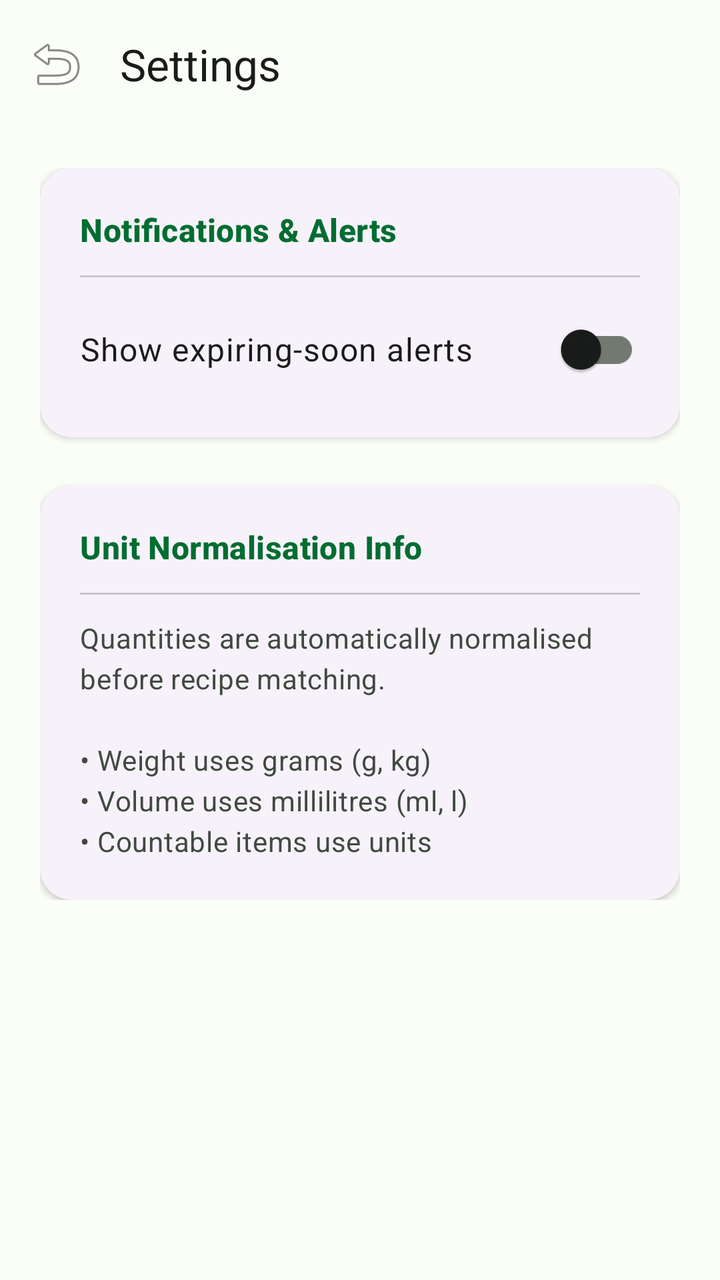
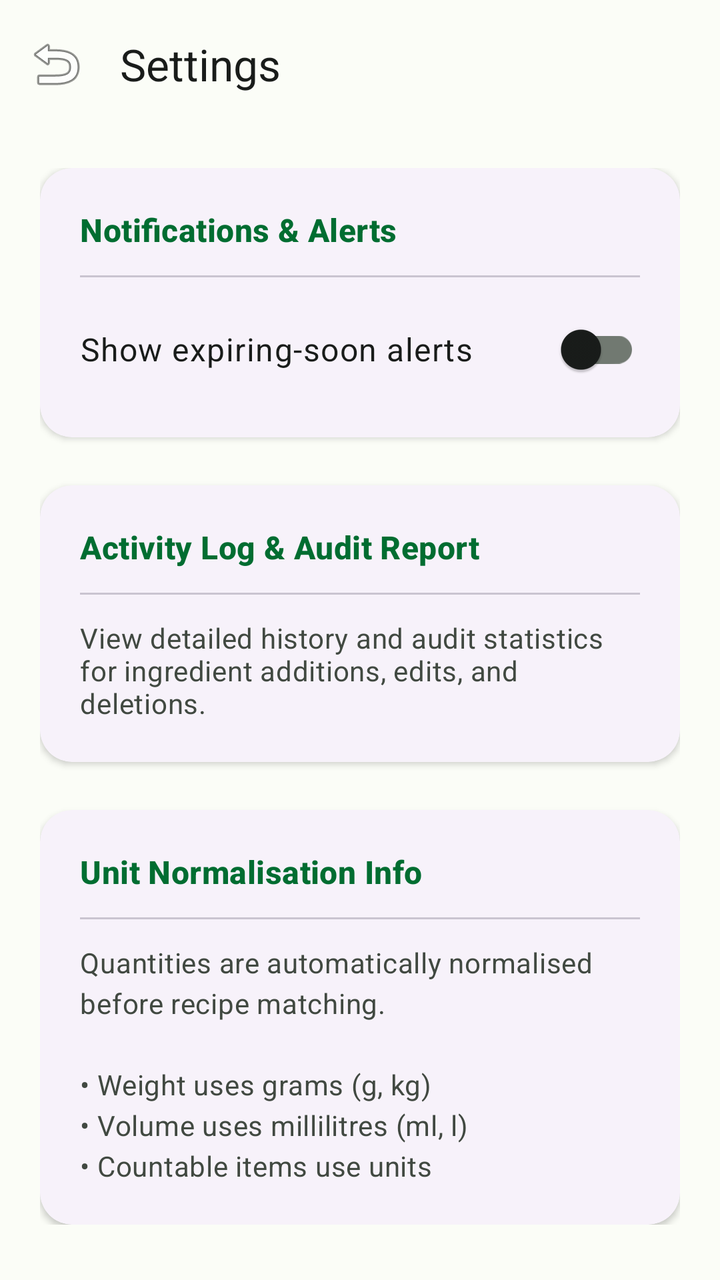

An Android layout rendered at two revisions. The XML below is the earlier revision; the diff shows what the commit changed to produce the second picture.
<!-- AndroidManifest.xml: application theme Theme.SmartPantry -->
<!-- res/layout/activity_settings.xml -->
<?xml version="1.0" encoding="utf-8"?>
<androidx.coordinatorlayout.widget.CoordinatorLayout xmlns:android="http://schemas.android.com/apk/res/android"
    xmlns:app="http://schemas.android.com/apk/res-auto"
    android:layout_width="match_parent"
    android:layout_height="match_parent"
    android:background="?attr/colorSurface">

    <com.google.android.material.appbar.AppBarLayout
        android:layout_width="match_parent"
        android:layout_height="wrap_content">

        <com.google.android.material.appbar.MaterialToolbar
            android:id="@+id/toolbar"
            android:layout_width="match_parent"
            android:layout_height="?attr/actionBarSize"
            app:title="Settings"
            app:navigationIcon="@android:drawable/ic_menu_revert" />

    </com.google.android.material.appbar.AppBarLayout>

    <ScrollView
        android:layout_width="match_parent"
        android:layout_height="match_parent"
        app:layout_behavior="@string/appbar_scrolling_view_behavior">

        <LinearLayout
            android:layout_width="match_parent"
            android:layout_height="wrap_content"
            android:orientation="vertical"
            android:padding="20dp">

            <com.google.android.material.card.MaterialCardView
                android:layout_width="match_parent"
                android:layout_height="wrap_content"
                android:layout_marginBottom="24dp"
                app:cardCornerRadius="16dp"
                app:cardElevation="2dp"
                app:strokeWidth="0dp">

                <LinearLayout
                    android:layout_width="match_parent"
                    android:layout_height="wrap_content"
                    android:orientation="vertical"
                    android:padding="20dp">

                    <TextView
                        android:layout_width="wrap_content"
                        android:layout_height="wrap_content"
                        android:text="Notifications &amp; Alerts"
                        android:textAppearance="?attr/textAppearanceTitleMedium"
                        android:textColor="?attr/colorPrimary"
                        android:textStyle="bold" />

                    <View
                        android:layout_width="match_parent"
                        android:layout_height="1dp"
                        android:layout_marginTop="12dp"
                        android:layout_marginBottom="12dp"
                        android:background="?attr/colorOutlineVariant" />

                    <com.google.android.material.switchmaterial.SwitchMaterial
                        android:id="@+id/expirySwitch"
                        android:layout_width="match_parent"
                        android:layout_height="wrap_content"
                        android:text="Show expiring-soon alerts"
                        android:textAppearance="?attr/textAppearanceBodyLarge"
                        android:textColor="?attr/colorOnSurface"
                        app:useMaterialThemeColors="true" />
                </LinearLayout>
            </com.google.android.material.card.MaterialCardView>

            <com.google.android.material.card.MaterialCardView
                android:layout_width="match_parent"
                android:layout_height="wrap_content"
                app:cardCornerRadius="16dp"
                app:cardElevation="2dp"
                app:strokeWidth="0dp">

                <LinearLayout
                    android:layout_width="match_parent"
                    android:layout_height="wrap_content"
                    android:orientation="vertical"
                    android:padding="20dp">

                    <TextView
                        android:layout_width="wrap_content"
                        android:layout_height="wrap_content"
                        android:text="Unit Normalisation Info"
                        android:textAppearance="?attr/textAppearanceTitleMedium"
                        android:textColor="?attr/colorPrimary"
                        android:textStyle="bold" />

                    <View
                        android:layout_width="match_parent"
                        android:layout_height="1dp"
                        android:layout_marginTop="12dp"
                        android:layout_marginBottom="12dp"
                        android:background="?attr/colorOutlineVariant" />

                    <TextView
                        android:layout_width="match_parent"
                        android:layout_height="wrap_content"
                        android:lineSpacingExtra="4dp"
                        android:text="Quantities are automatically normalised before recipe matching.\n\n• Weight uses grams (g, kg)\n• Volume uses millilitres (ml, l)\n• Countable items use units"
                        android:textAppearance="?attr/textAppearanceBodyMedium"
                        android:textColor="?attr/colorOnSurfaceVariant" />
                </LinearLayout>
            </com.google.android.material.card.MaterialCardView>

        </LinearLayout>
    </ScrollView>
</androidx.coordinatorlayout.widget.CoordinatorLayout>
<!-- resources referenced by this layout -->
<resources>
  <style name="Theme.SmartPantry" parent="Theme.Material3.DayNight.NoActionBar">
          <item name="colorPrimary">@color/primary</item>
          <item name="colorOnPrimary">@color/onPrimary</item>
          <item name="colorPrimaryContainer">@color/primaryContainer</item>
          <item name="colorOnPrimaryContainer">@color/onPrimaryContainer</item>
  
          <item name="colorSecondary">@color/secondary</item>
          <item name="colorOnSecondary">@color/onSecondary</item>
          <item name="colorSecondaryContainer">@color/secondaryContainer</item>
          <item name="colorOnSecondaryContainer">@color/onSecondaryContainer</item>
  
          <item name="colorSurface">@color/surface</item>
          <item name="colorOnSurface">@color/onSurface</item>
          <item name="colorSurfaceVariant">@color/surfaceVariant</item>
          <item name="colorOnSurfaceVariant">@color/onSurfaceVariant</item>
          <item name="colorOutline">@color/outline</item>
          <item name="colorError">@color/error</item>
          <item name="colorOnError">@color/onError</item>
  
          <item name="android:windowBackground">@color/surface</item>
          <item name="android:textColorPrimary">@color/onSurface</item>
  
          <item name="toolbarStyle">@style/Widget.Material3.Toolbar</item>
          <item name="materialCardViewStyle">@style/Widget.Material3.CardView.Elevated</item>
  
          
          <item name="android:textColorSecondary">@color/onSurfaceVariant</item>
          <item name="editTextColor">@color/onSurface</item>
          <item name="android:editTextColor">@color/onSurface</item>
      </style>
  <color name="primary">#006D31</color>
  <color name="onPrimary">#FFFFFF</color>
  <color name="primaryContainer">#97F7AA</color>
  <color name="onPrimaryContainer">#00210A</color>
  <color name="secondary">#4F6352</color>
  <color name="onSecondary">#FFFFFF</color>
  <color name="secondaryContainer">#D1E8D3</color>
  <color name="onSecondaryContainer">#0C1F12</color>
  <color name="surface">#FBFDF7</color>
  <color name="onSurface">#191C1A</color>
  <color name="surfaceVariant">#DDE5DB</color>
  <color name="onSurfaceVariant">#414941</color>
  <color name="outline">#717971</color>
  <color name="error">#BA1A1A</color>
  <color name="onError">#FFFFFF</color>
</resources>

<!-- the commit's change to res/layout/activity_settings.xml (unified diff, before → after) -->
@@ -70,6 +70,47 @@
             </com.google.android.material.card.MaterialCardView>
 
             <com.google.android.material.card.MaterialCardView
+                android:id="@+id/auditLogCard"
+                android:layout_width="match_parent"
+                android:layout_height="wrap_content"
+                android:layout_marginBottom="24dp"
+                android:clickable="true"
+                android:focusable="true"
+                app:cardCornerRadius="16dp"
+                app:cardElevation="2dp"
+                app:strokeWidth="0dp">
+
+                <LinearLayout
+                    android:layout_width="match_parent"
+                    android:layout_height="wrap_content"
+                    android:orientation="vertical"
+                    android:padding="20dp">
+
+                    <TextView
+                        android:layout_width="wrap_content"
+                        android:layout_height="wrap_content"
+                        android:text="Activity Log &amp; Audit Report"
+                        android:textAppearance="?attr/textAppearanceTitleMedium"
+                        android:textColor="?attr/colorPrimary"
+                        android:textStyle="bold" />
+
+                    <View
+                        android:layout_width="match_parent"
+                        android:layout_height="1dp"
+                        android:layout_marginTop="12dp"
+                        android:layout_marginBottom="12dp"
+                        android:background="?attr/colorOutlineVariant" />
+
+                    <TextView
+                        android:layout_width="match_parent"
+                        android:layout_height="wrap_content"
+                        android:text="View detailed history and audit statistics for ingredient additions, edits, and deletions."
+                        android:textAppearance="?attr/textAppearanceBodyMedium"
+                        android:textColor="?attr/colorOnSurfaceVariant" />
+                </LinearLayout>
+            </com.google.android.material.card.MaterialCardView>
+
+            <com.google.android.material.card.MaterialCardView
                 android:layout_width="match_parent"
                 android:layout_height="wrap_content"
                 app:cardCornerRadius="16dp"
